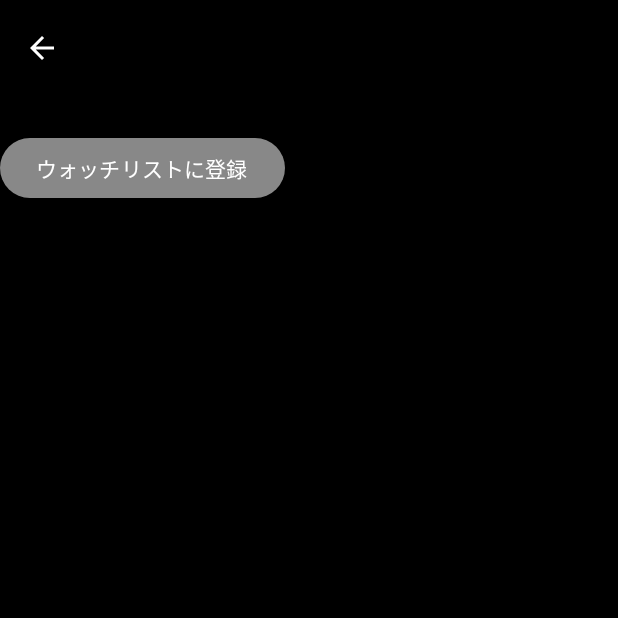
After one commit to shota-G2/StockPriceApp, an Android app built with Jetpack Compose: the composable IndexDetail called with empty values, on a phone screen of 412 x 824 dp, the top half of it. The commit adds this screen. Run offline under Robolectric (Android 15) with nearby library versions, the phone set to English and light mode, and no system bars.

Commit message:
株価詳細画面作成

```diff
--- a/app/src/main/java/com/example/stockpriceapp/DataRequest.kt
+++ b/app/src/main/java/com/example/stockpriceapp/DataRequest.kt
@@ -25,7 +25,7 @@ import kotlin.coroutines.resume
 import kotlin.coroutines.suspendCoroutine
 
 @RequiresApi(Build.VERSION_CODES.O)
-class RequestIndexData() {
+class RequestIndexData {
     val myApp = MyApp.getInstance()
     val idToken = myApp.idToken
     val moshi = Moshi.Builder().add(KotlinJsonAdapterFactory()).build()
@@ -47,7 +47,6 @@ class RequestIndexData() {
                     .header(header)
                     .awaitStringResponseResult()
             result.fold(
-
                 {
                     val holidayDivisionAdapter = moshi.adapter(HolidayDivision::class.java)
                     val res = String(response.body().toByteArray())
@@ -80,7 +79,8 @@ class RequestIndexData() {
                 .header(header)
                 .awaitStringResponseResult()
             result.fold(
-                {   val dailyQuotesAdapter = moshi.adapter(DailyQuotes::class.java)
+                {
+                    val dailyQuotesAdapter = moshi.adapter(DailyQuotes::class.java)
                     val res = String(response.body().toByteArray())
                     val data = dailyQuotesAdapter.fromJson(res)
                     val dataQuotes = data?.daily_quotes
--- /dev/null
+++ b/app/src/main/java/com/example/stockpriceapp/IndexDetail.kt
@@ -0,0 +1,63 @@
+package com.example.stockpriceapp
+
+import android.graphics.drawable.Icon
+import androidx.compose.foundation.background
+import androidx.compose.foundation.layout.Column
+import androidx.compose.foundation.layout.fillMaxSize
+import androidx.compose.material.icons.Icons
+import androidx.compose.material.icons.filled.ArrowBack
+import androidx.compose.material3.Button
+import androidx.compose.material3.ButtonDefaults
+import androidx.compose.material3.ExperimentalMaterial3Api
+import androidx.compose.material3.Icon
+import androidx.compose.material3.IconButton
+import androidx.compose.material3.IconButtonColors
+import androidx.compose.material3.IconButtonDefaults
+import androidx.compose.material3.MaterialTheme
+import androidx.compose.material3.Text
+import androidx.compose.material3.TopAppBar
+import androidx.compose.material3.TopAppBarDefaults
+import androidx.compose.runtime.Composable
+import androidx.compose.ui.Modifier
+import androidx.compose.ui.graphics.Color
+import androidx.compose.ui.graphics.vector.rememberVectorPainter
+import androidx.compose.ui.unit.sp
+import androidx.navigation.NavController
+
+@OptIn(ExperimentalMaterial3Api::class)
+@Composable
+fun IndexDetail(navController: NavController, companyName: String){
+    Column(modifier = Modifier
+        .background(Color.Black)
+        .fillMaxSize()
+    ) {
+        TopAppBar(
+            colors = TopAppBarDefaults.smallTopAppBarColors(Color.Black),
+            title = { Text(text = "")},
+            navigationIcon = {
+                IconButton(onClick = { navController.navigateUp() },
+                    ) {
+                    Icon(
+                        painter = rememberVectorPainter(image = Icons.Default.ArrowBack),
+                        contentDescription = "",
+                        tint = Color.White
+                    )
+                }
+            }
+        )
+
+        Text(
+            text = companyName,
+            color = Color.White,
+            fontSize = 20.sp
+        )
+        Button(
+            onClick = { /*TODO*/ },
+            colors = ButtonDefaults.buttonColors(Color.Gray)
+        ) {
+            Text(
+                text = "ウォッチリストに登録",
+            )
+        }
+    }
+}
--- a/app/src/main/java/com/example/stockpriceapp/WatchList.kt
+++ b/app/src/main/java/com/example/stockpriceapp/WatchList.kt
@@ -7,6 +7,7 @@ import androidx.activity.compose.setContent
 import androidx.annotation.RequiresApi
 import androidx.compose.foundation.Image
 import androidx.compose.foundation.background
+import androidx.compose.foundation.clickable
 import androidx.compose.foundation.horizontalScroll
 import androidx.compose.foundation.layout.Arrangement
 import androidx.compose.foundation.layout.Box
@@ -66,9 +67,7 @@ fun WatchListScreen(navController: NavController) {
             modifier = Modifier.fillMaxSize(),
             color = MaterialTheme.colorScheme.background
         ) {
-            Column(
-                modifier = Modifier
-                    .background(Color.Black)
+            Column(modifier = Modifier.background(Color.Black)
             ) {
                 TopBar("ウォッチリスト")
                 WatchList(navController)
@@ -132,6 +131,7 @@ fun WatchList(navController: NavController) {
             Row(verticalAlignment = Alignment.CenterVertically,
                 modifier = Modifier
                     .fillMaxWidth()
+                    .clickable { navController.navigate("indexDetail/$companyName") }
             ){
                 Box {
                     Image(painter = painterResource(id = R.drawable.wine),
```
Also changed, not shown: app/src/main/java/com/example/stockpriceapp/MainActivity.kt (+41 -15 lines), app/src/main/java/com/example/stockpriceapp/SerchScreen.kt (+86 -3 lines).
